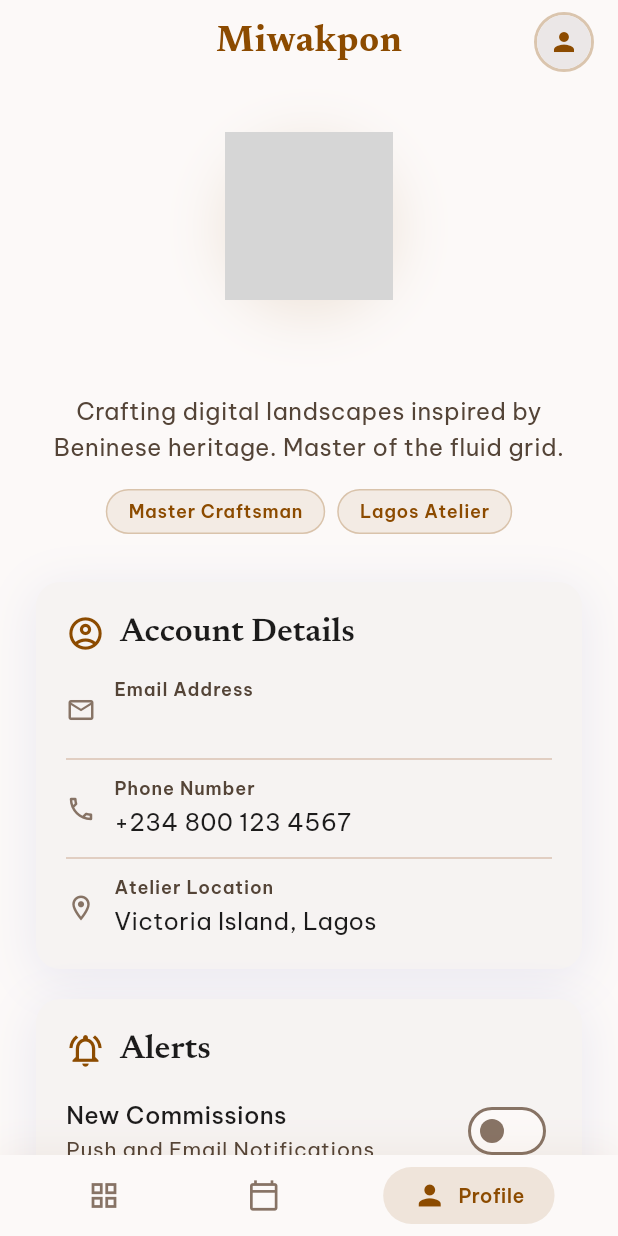
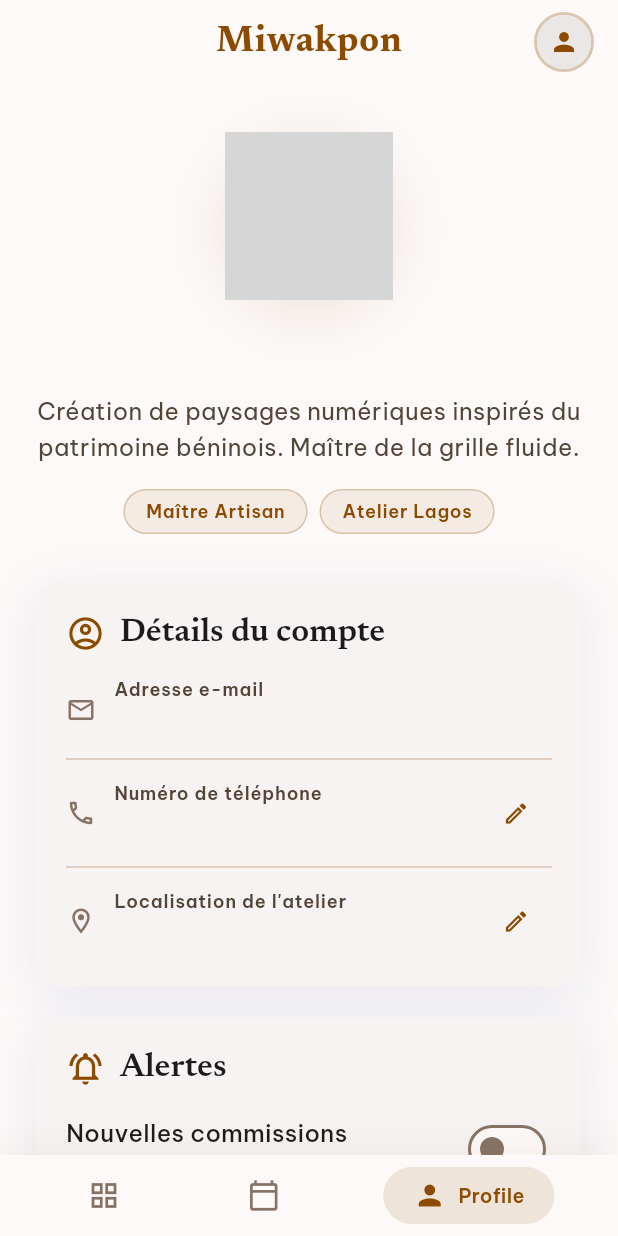
Before and after one commit to HE11032006/Miwakpon, a Flutter app: the ProfileView screen opened by its route, on a phone screen of 412 x 824 dp. Run offline on Flutter 3.47's test engine with Material 3 defaults, Android fonts, the phone set to English and light mode, and no system bars; our stand-ins replace go_router, google_fonts, supabase_flutter; accounts and stored records are empty; network calls fail; grey boxes are pictures that could not be loaded.

Commit message:
feat: page profil en francais avec logique édition et dialogs

```diff
--- a/lib/presentation/profile/views/profile_view.dart
+++ b/lib/presentation/profile/views/profile_view.dart
@@ -6,9 +6,9 @@ import 'package:flutter/material.dart';
 //
 // Design Figma "Atelier Benin" :
 // - Avatar circulaire avec badge d'édition
-// - Chips "Master Craftsman" / "Lagos Atelier"
-// - Sections en cards : Account Details, Alerts, Atelier Theme
-// - Bouton Sign Out en bas
+// - Chips "Maître Artisan" / "Atelier Lagos"
+// - Sections en cards : Détails du compte, Alertes, Thème Atelier
+// - Bouton Déconnexion en bas
 // - Informations utilisateur depuis Supabase Auth
 
 import 'package:go_router/go_router.dart';
@@ -80,7 +80,7 @@ class ProfileView extends StatelessWidget {
 
               // ======================== NOM ========================
               Text(
-                viewModel.displayName ?? 'Adebayo The Artisan',
+                viewModel.displayName ?? 'Artisan Béninois',
                 style: Theme.of(context).textTheme.headlineMedium?.copyWith(
                       fontWeight: FontWeight.w600,
                       color: AppColors.onSurface,
@@ -90,7 +90,7 @@ class ProfileView extends StatelessWidget {
 
               // ======================== BIO ========================
               Text(
-                'Crafting digital landscapes inspired by Beninese heritage. Master of the fluid grid.',
+                'Création de paysages numériques inspirés du patrimoine béninois. Maître de la grille fluide.',
                 textAlign: TextAlign.center,
                 style: Theme.of(context).textTheme.bodyMedium?.copyWith(
                       color: AppColors.onSurfaceVariant,
@@ -103,71 +103,73 @@ class ProfileView extends StatelessWidget {
               Row(
                 mainAxisAlignment: MainAxisAlignment.center,
                 children: [
-                  _chip(context, 'Master Craftsman'),
+                  _chip(context, 'Maître Artisan'),
                   const SizedBox(width: 8),
-                  _chip(context, 'Lagos Atelier'),
+                  _chip(context, 'Atelier Lagos'),
                 ],
               ),
               const SizedBox(height: 32),
 
-              // ======================== ACCOUNT DETAILS ========================
+              // ======================== DÉTAILS DU COMPTE ========================
               _sectionCard(
                 context,
                 icon: Icons.account_circle_outlined,
-                title: 'Account Details',
+                title: 'Détails du compte',
                 child: Column(
                   children: [
                     _detailRow(
                       context,
                       icon: Icons.email_outlined,
-                      label: 'Email Address',
-                      value: viewModel.email ?? 'adebayo.artisan@alatinsa.co',
+                      label: 'Adresse e-mail',
+                      value: viewModel.email ?? 'Non renseigné',
                     ),
                     const Divider(height: 24),
-                    _detailRow(
+                    _editableDetailRow(
                       context,
                       icon: Icons.phone_outlined,
-                      label: 'Phone Number',
-                      value: '+234 800 123 4567',
+                      label: 'Numéro de téléphone',
+                      value: viewModel.phone ?? 'Non renseigné',
+                      onSave: (val) => viewModel.updatePhone(val),
                     ),
                     const Divider(height: 24),
-                    _detailRow(
+                    _editableDetailRow(
                       context,
                       icon: Icons.location_on_outlined,
-                      label: 'Atelier Location',
-                      value: 'Victoria Island, Lagos',
+                      label: 'Localisation de l\'atelier',
+                      value: viewModel.location ?? 'Non renseigné',
+                      onSave: (val) => viewModel.updateLocation(val),
                     ),
                   ],
                 ),
               ),
 
-              // ======================== ALERTS ========================
+              // ======================== ALERTES ========================
               _sectionCard(
                 context,
                 icon: Icons.notifications_active_outlined,
-                title: 'Alerts',
+                title: 'Alertes',
                 child: Column(
                   children: [
                     _alertRow(
                       context,
-                      title: 'New Commissions',
-                      subtitle: 'Push and Email Notifications',
+                      title: 'Nouvelles commissions',
+                      subtitle: 'Notifications push et e-mail',
                       value: viewModel.newCommissions,
                       onChanged: viewModel.toggleNewCommissions,
                     ),
                     const Divider(height: 16),
                     _alertRow(
                       context,
-                      title: 'Exhibition Updates',
-                      subtitle: 'Push and Email Notifications',
+                      title: 'Mises à jour expositions',
+                      subtitle: 'Notifications push et e-mail',
                       value: viewModel.exhibitionUpdates,
                       onChanged: viewModel.toggleExhibitionUpdates,
                     ),
                     const Divider(height: 16),
                     _alertRow(
                       context,
-                      title: 'Security Alerts',
-                      subtitle: 'SMS and Email Notifications',
+                      title: 'Alertes sécurité',
+                      subtitle: 'Notifications SMS et e-mail',
                       value: viewModel.securityAlerts,
                       onChanged: viewModel.toggleSecurityAlerts,
                     ),
@@ -175,16 +177,16 @@ class ProfileView extends StatelessWidget {
                 ),
               ),
 
-              // ======================== ATELIER THEME ========================
+              // ======================== THÈME ATELIER ========================
               _sectionCard(
                 context,
                 icon: Icons.palette_outlined,
-                title: 'Atelier Theme',
+                title: 'Thème Atelier',
                 child: Column(
                   crossAxisAlignment: CrossAxisAlignment.start,
                   children: [
                     Text(
-                      'Select the atmospheric light for your workspace.',
+                      'Sélectionnez la lumière atmosphérique de votre espace.',
                       style: Theme.of(context).textTheme.bodySmall?.copyWith(
                             color: AppColors.onSurfaceVariant,
                           ),
@@ -203,7 +205,7 @@ class ProfileView extends StatelessWidget {
                               AppColors.primary.withValues(alpha: 0.15),
                               AppColors.secondary.withValues(alpha: 0.1),
                             ],
-                            label: 'Dawn Light',
+                            label: 'Lumière Aube',
                           ),
                         ),
                         const SizedBox(width: 12),
@@ -218,7 +220,7 @@ class ProfileView extends StatelessWidget {
                               AppColors.secondary.withValues(alpha: 0.8),
                               AppColors.primary.withValues(alpha: 0.4),
                             ],
-                            label: 'Dusk Shadow',
+                            label: 'Ombre Crépuscule',
                           ),
                         ),
                       ],
@@ -228,11 +230,12 @@ class ProfileView extends StatelessWidget {
               ),
               const SizedBox(height: 16),
 
-              // ======================== SIGN OUT ========================
+              // ======================== DÉCONNEXION ========================
               SizedBox(
                 width: double.infinity,
                 child: OutlinedButton.icon(
                   onPressed: () async {
+                    // TODO: Logique à compléter par le Membre 1
                     await viewModel.signOut();
                     if (context.mounted) {
                       context.go(AppConstants.loginRoute);
@@ -244,7 +247,7 @@ class ProfileView extends StatelessWidget {
                     size: 20,
                   ),
                   label: Text(
-                    'Sign Out',
+                    'Déconnexion',
                     style: Theme.of(context).textTheme.titleMedium?.copyWith(
                           color: AppColors.error,
                         ),
@@ -328,6 +331,7 @@ class ProfileView extends StatelessWidget {
     );
   }
 
+  /// Ligne de détail en lecture seule (pour l'email).
   Widget _detailRow(
     BuildContext context, {
     required IconData icon,
@@ -362,12 +366,105 @@ class ProfileView extends StatelessWidget {
     );
   }
 
+  /// Ligne de détail modifiable (pour le téléphone et la localisation).
+  Widget _editableDetailRow(
+    BuildContext context, {
+    required IconData icon,
+    required String label,
+    required String value,
+    required Future<void> Function(String) onSave,
+  }) {
+    return Row(
+      children: [
+        Icon(icon, size: 20, color: AppColors.outline),
+        const SizedBox(width: 12),
+        Expanded(
+          child: Column(
+            crossAxisAlignment: CrossAxisAlignment.start,
+            children: [
+              Text(
+                label,
+                style: Theme.of(context).textTheme.labelSmall?.copyWith(
+                      color: AppColors.onSurfaceVariant,
+                    ),
+              ),
+              const SizedBox(height: 2),
+              Text(
+                value,
+                style: Theme.of(context).textTheme.bodyMedium?.copyWith(
+                      color: AppColors.onSurface,
+                    ),
+              ),
+            ],
+          ),
+        ),
+        IconButton(
+          icon: const Icon(Icons.edit_outlined, size: 18),
+          color: AppColors.primary,
+          onPressed: () {
+            _showEditDialog(context, label, value, onSave);
+          },
+        ),
+      ],
+    );
+  }
+
+  /// Dialogue d'édition pour modifier un champ texte.
+  void _showEditDialog(
+    BuildContext context,
+    String label,
+    String currentValue,
+    Future<void> Function(String) onSave,
+  ) {
+    final controller = TextEditingController(
+      text: currentValue == 'Non renseigné' ? '' : currentValue,
+    );
+
+    showDialog(
+      context: context,
+      builder: (ctx) => AlertDialog(
+        backgroundColor: AppColors.surface,
+        shape: RoundedRectangleBorder(borderRadius: BorderRadius.circular(16)),
+        title: Text(
+          'Modifier $label',
+          style: Theme.of(context).textTheme.titleMedium,
+        ),
+        content: TextField(
+          controller: controller,
+          autofocus: true,
+          decoration: InputDecoration(
+            hintText: 'Entrez votre $label',
+          ),
+        ),
+        actions: [
+          TextButton(
+            onPressed: () => Navigator.pop(ctx),
+            child: Text(
+              'Annuler',
+              style: TextStyle(color: AppColors.onSurfaceVariant),
+            ),
+          ),
+          ElevatedButton(
+            onPressed: () async {
+              final val = controller.text.trim();
+              if (val.isNotEmpty) {
+                await onSave(val);
+              }
+              if (ctx.mounted) Navigator.pop(ctx);
+            },
+            child: const Text('Enregistrer'),
+          ),
+        ],
+      ),
+    );
+  }
+
   Widget _alertRow(
     BuildContext context, {
     required String title,
     required String subtitle,
     required bool value,
-    required ValueChanged<bool> onChanged,
+    required Future<void> Function(bool) onChanged,
   }) {
     return Row(
       children: [
```
